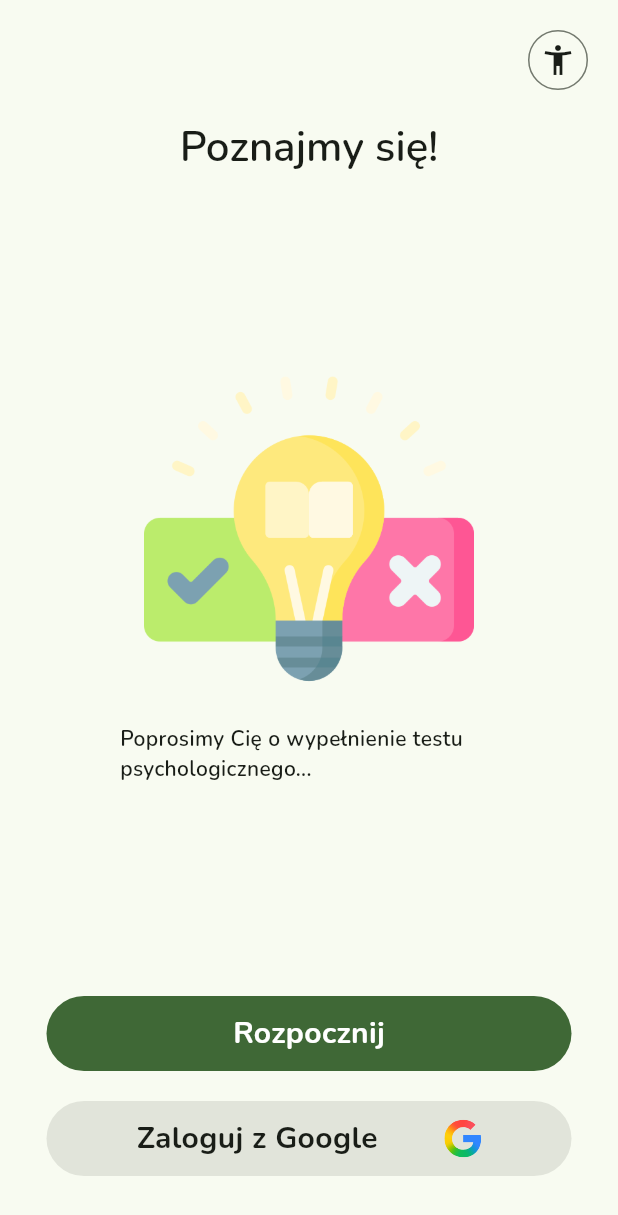
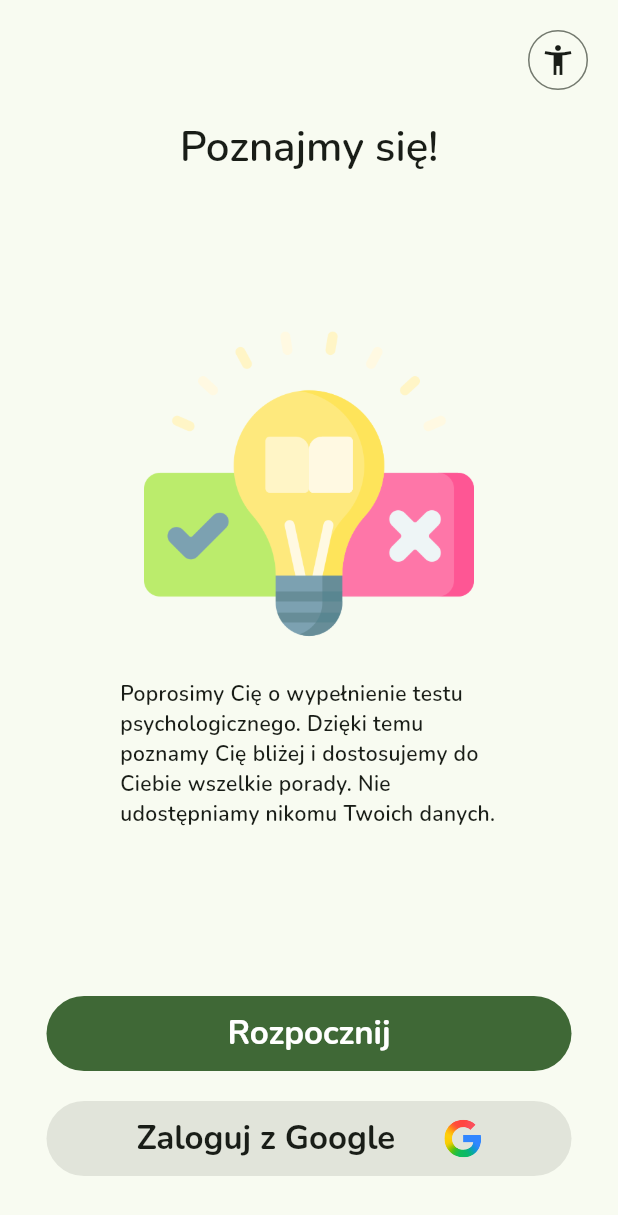
Before and after one commit to Alex09ander/Your-Advisor, a Flutter app: the screen it shows after launch, on a phone screen of 412 x 824 dp. Shown: the top 1215 px of the screen. Run offline on Flutter 3.47's test engine with Material 3 defaults, Android fonts, the phone set to English and light mode, and no system bars; our stand-ins replace flex_color_scheme, flutter_secure_storage, flutter_svg, gap, supabase_flutter; missing offline and left inert: flutter_m3shapes; accounts and stored records are empty.

Commit message:
Fix custom rounded buttons

```diff
--- a/lib/UI/custom_widgets/custom_rounded_btn.dart
+++ b/lib/UI/custom_widgets/custom_rounded_btn.dart
@@ -10,23 +10,21 @@ class CustomRoundedBtn extends StatelessWidget {
   double mHeight;
   Color bgColor;
   String text;
-  Color textColor;
+  TextStyle style;
   String? mIconPath;
   bool isOutlined;
   Color iconColor;
-  double fontSize;
 
   CustomRoundedBtn({
     this.onTap,
     required this.text,
-    this.textColor = Colors.white,
+    required this.style,
     this.mIconPath,
     this.mWidth = 300,
     this.mHeight = 50,
     this.bgColor = Colors.white,
     this.isOutlined = false,
     this.iconColor = Colors.white,
-    this.fontSize = 30,
   });
 
   @override
@@ -59,11 +57,7 @@ class CustomRoundedBtn extends StatelessWidget {
                           Expanded(
                               child: Text(
                             text,
-                      style: TextStyle(
-                        color: textColor,
-                        fontSize: fontSize,
-                        fontWeight: FontWeight.bold,
-                      ),
+                            style: style,
                           )),
                           SvgPicture.asset(mIconPath!, width: 25, height: 25),
                         ]),
@@ -72,14 +66,9 @@ class CustomRoundedBtn extends StatelessWidget {
                         child: Center(
                           child: Text(
                             text,
-                    style: TextStyle(
-                        color: textColor,
-                        fontSize: fontSize,
-                        fontWeight: FontWeight.bold),
-                  )),
+                            style: style,
                           ),
                         ),
-      ),
-    );
+                      ))));
   }
 }
--- a/lib/UI/intro/start.dart
+++ b/lib/UI/intro/start.dart
@@ -39,7 +39,7 @@ class StartPage extends StatelessWidget {
                   Padding(
                     padding: EdgeInsets.symmetric(horizontal: 50),
                     child: Text(
-                      "Poprosimy Cię o wypełnienie testu psychologicznego...",
+                      "Poprosimy Cię o wypełnienie testu psychologicznego. Dzięki temu poznamy Cię bliżej i dostosujemy do Ciebie wszelkie porady. Nie udostępniamy nikomu Twoich danych.",
                       textAlign: TextAlign.left,
                       style: Theme.of(context).textTheme.bodyMedium!,
                     ),
@@ -48,10 +48,12 @@ class StartPage extends StatelessWidget {
                   const Spacer(),
                   CustomRoundedBtn(
                     text: "Rozpocznij",
-                    fontSize: 20,
                     mWidth: 350,
                     bgColor: Theme.of(context).colorScheme.primary,
-                    textColor: Theme.of(context).colorScheme.onPrimary,
+                    style: Theme.of(context)
+                        .textTheme
+                        .titleLarge!
+                        .copyWith(color: Theme.of(context).colorScheme.onPrimary),
                     onTap: () async {
                       final guestAuth = GuestAuthService(Supabase.instance.client);
                       try {
@@ -76,12 +78,14 @@ class StartPage extends StatelessWidget {
                   Gap(20),
                   CustomRoundedBtn(
                     text: "Zaloguj z Google",
-                    fontSize: 20,
                     mIconPath: "assets/svg/Google_Favicon_2025.svg",
                     iconColor: AppColors.text2Color,
                     mWidth: 350,
                     bgColor: Theme.of(context).colorScheme.surfaceContainerHighest,
-                    textColor: Theme.of(context).colorScheme.onSurface,
+                    style: Theme.of(context)
+                        .textTheme
+                        .titleLarge!
+                        .copyWith(color: Theme.of(context).colorScheme.onSurface),
                   ),
                   Gap(40),
                 ],
--- a/lib/UI/pages/before_vocational_test_page.dart
+++ b/lib/UI/pages/before_vocational_test_page.dart
@@ -43,12 +43,12 @@ class BeforeVocationalTestPage extends StatelessWidget {
               const Spacer(),
               CustomRoundedBtn(
                 text: "Rozpocznij",
-                fontSize: 20,
                 mWidth: 350,
-                // textColor: AppColors.text2Color,
-                // bgColor: AppColors.thirdColor,
+                style: Theme.of(context)
+                    .textTheme
+                    .titleLarge!
+                    .copyWith(color: Theme.of(context).colorScheme.onPrimary),
                 bgColor: Theme.of(context).colorScheme.primary,
-                textColor: Theme.of(context).colorScheme.onPrimary,
                 onTap: () async {
                   Navigator.pop(context);
                   Navigator.pushNamed(context, AppRoutes.test_vocational);
```
Lines whose indentation alone changed are shown as unchanged.
